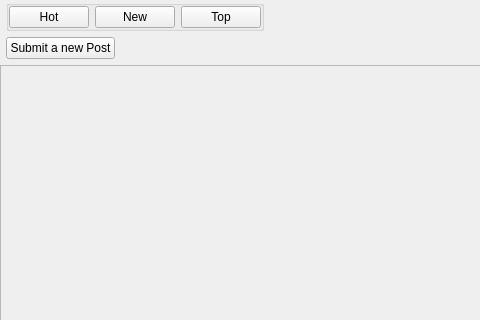
Above: retroshare-gui/src/gui/Posted/PostedListWidget.ui from RetroShare/RetroShare before the change; both pictures show x 0 to 480 and y 0 to 320 of the 756 by 428 pixel window. Below: the same form after it.
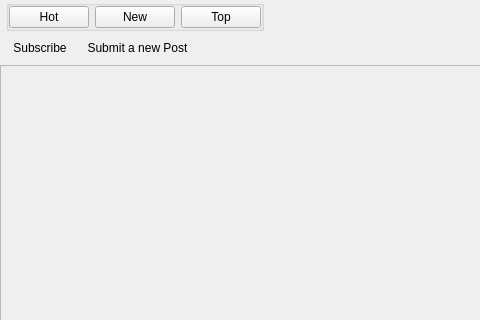
That is the form after the change. Icons and pictures are not drawn. Custom widgets are drawn as their Qt base class.

Commit message: Added subscribe button to Posted.

```diff
--- a/retroshare-gui/src/gui/Posted/PostedListWidget.ui
+++ b/retroshare-gui/src/gui/Posted/PostedListWidget.ui
@@ -228,7 +228,23 @@
        <number>0</number>
       </property>
       <item>
-       <widget class="QPushButton" name="submitPostButton">
+       <widget class="SubscribeToolButton" name="subscribeToolButton">
+        <property name="sizePolicy">
+         <sizepolicy hsizetype="Fixed" vsizetype="Preferred">
+          <horstretch>0</horstretch>
+          <verstretch>0</verstretch>
+         </sizepolicy>
+        </property>
+        <property name="text">
+         <string notr="true">Subscribe</string>
+        </property>
+        <property name="autoRaise">
+         <bool>true</bool>
+        </property>
+       </widget>
+      </item>
+      <item>
+       <widget class="QToolButton" name="submitPostButton">
         <property name="text">
          <string>Submit a new Post</string>
         </property>
@@ -236,6 +252,12 @@
          <iconset resource="Posted_images.qrc">
           <normaloff>:/images/posted_24.png</normaloff>:/images/posted_24.png</iconset>
         </property>
+        <property name="toolButtonStyle">
+         <enum>Qt::ToolButtonTextBesideIcon</enum>
+        </property>
+        <property name="autoRaise">
+         <bool>true</bool>
+        </property>
        </widget>
       </item>
       <item>
@@ -323,6 +345,11 @@
    <extends>QComboBox</extends>
    <header>gui/gxs/GxsIdChooser.h</header>
   </customwidget>
+  <customwidget>
+   <class>SubscribeToolButton</class>
+   <extends>QToolButton</extends>
+   <header>gui/common/SubscribeToolButton.h</header>
+  </customwidget>
  </customwidgets>
  <resources>
   <include location="../images.qrc"/>
```
The commit also changes 2 other files.
